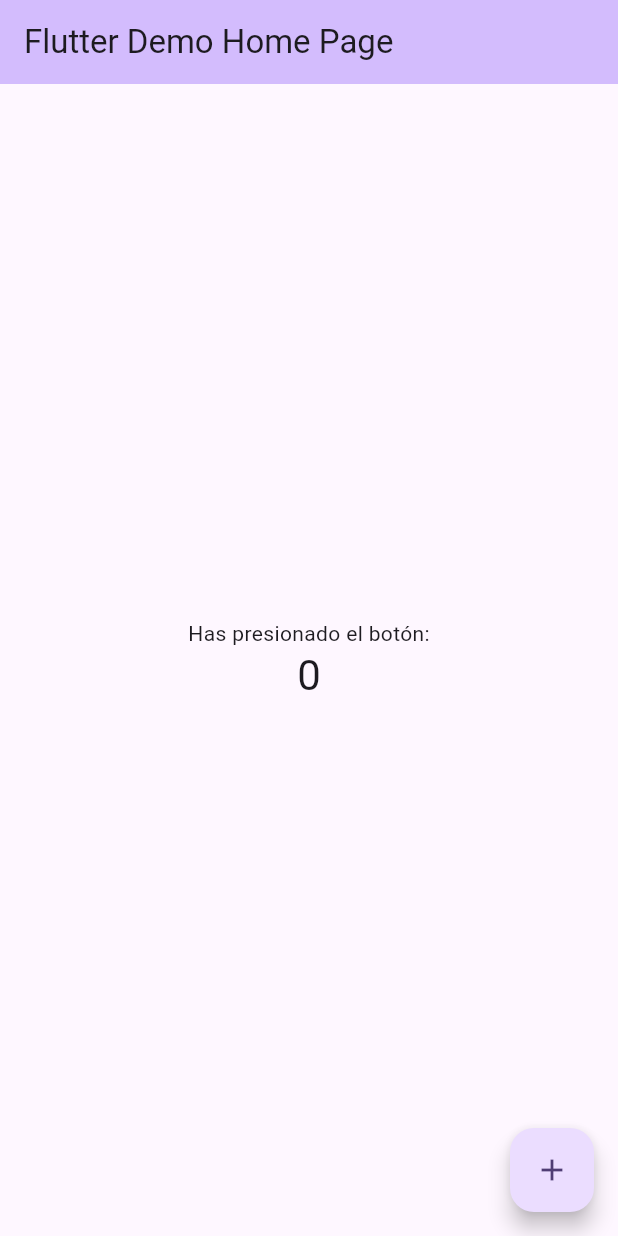
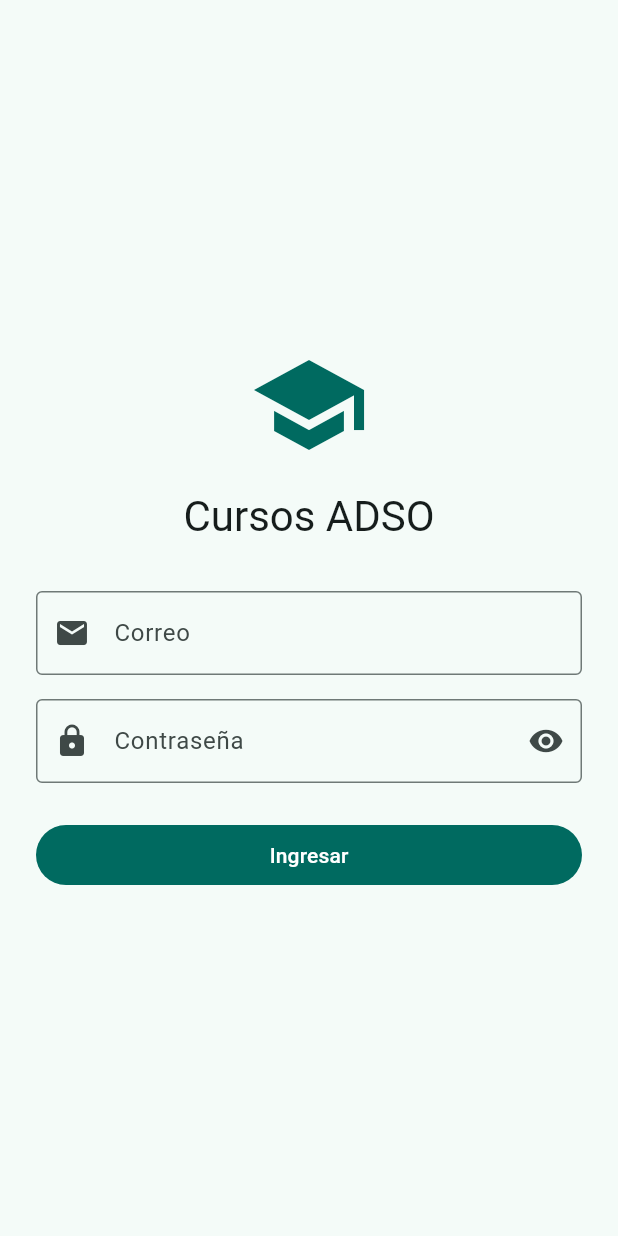
Before and after one commit to TeeJooTaa/mi_primera_app, a Flutter app: the screen it shows after launch, on a phone screen of 412 x 824 dp. Run offline on Flutter 3.47's test engine with Material 3 defaults, Android fonts, the phone set to English and light mode, and no system bars.

Commit message:
Vista 1: inicio de sesion.

```diff
--- a/lib/main.dart
+++ b/lib/main.dart
@@ -1,122 +1,23 @@
-import 'package:material_ui/material_ui.dart';
+import 'package:flutter/material.dart';
+import 'views/login_view.dart';
 
 void main() {
-  runApp(const MyApp());
+  runApp(const MiApp());
 }
 
-class MyApp extends StatelessWidget {
-  const MyApp({super.key});
+class MiApp extends StatelessWidget {
+  const MiApp({super.key});
 
-  // This widget is the root of your application.
   @override
   Widget build(BuildContext context) {
     return MaterialApp(
-      title: 'Flutter Demo',
+      title: 'Cursos ADSO',
+      debugShowCheckedModeBanner: false,
       theme: ThemeData(
-        // This is the theme of your application.
-        //
-        // TRY THIS: Try running your application with "flutter run". You'll see
-        // the application has a purple toolbar. Then, without quitting the app,
-        // try changing the seedColor in the colorScheme below to Colors.green
-        // and then invoke "hot reload" (save your changes or press the "hot
-        // reload" button in a Flutter-supported IDE, or press "r" if you used
-        // the command line to start the app).
-        //
-        // Notice that the counter didn't reset back to zero; the application
-        // state is not lost during the reload. To reset the state, use hot
-        // restart instead.
-        //
-        // This works for code too, not just values: Most code changes can be
-        // tested with just a hot reload.
-        colorScheme: .fromSeed(seedColor: Colors.deepPurple),
+        colorScheme: ColorScheme.fromSeed(seedColor: Colors.teal),
+        useMaterial3: true,
       ),
-      home: const MyHomePage(title: 'Flutter Demo Home Page'),
+      home: const LoginView(),
     );
   }
 }
-
-class MyHomePage extends StatefulWidget {
-  const MyHomePage({super.key, required this.title});
-
-  // This widget is the home page of your application. It is stateful, meaning
-  // that it has a State object (defined below) that contains fields that affect
-  // how it looks.
-
-  // This class is the configuration for the state. It holds the values (in this
-  // case the title) provided by the parent (in this case the App widget) and
-  // used by the build method of the State. Fields in a Widget subclass are
-  // always marked "final".
-
-  final String title;
-
-  @override
-  State<MyHomePage> createState() => _MyHomePageState();
-}
-
-class _MyHomePageState extends State<MyHomePage> {
-  int _counter = 0;
-
-  void _incrementCounter() {
-    setState(() {
-      // This call to setState tells the Flutter framework that something has
-      // changed in this State, which causes it to rerun the build method below
-      // so that the display can reflect the updated values. If we changed
-      // _counter without calling setState(), then the build method would not be
-      // called again, and so nothing would appear to happen.
-      _counter++;
-    });
-  }
-
-  @override
-  Widget build(BuildContext context) {
-    // This method is rerun every time setState is called, for instance as done
-    // by the _incrementCounter method above.
-    //
-    // The Flutter framework has been optimized to make rerunning build methods
-    // fast, so that you can just rebuild anything that needs updating rather
-    // than having to individually change instances of widgets.
-    return Scaffold(
-      appBar: AppBar(
-        // TRY THIS: Try changing the color here to a specific color (to
-        // Colors.amber, perhaps?) and trigger a hot reload to see the AppBar
-        // change color while the other colors stay the same.
-        backgroundColor: Theme.of(context).colorScheme.inversePrimary,
-        // Here we take the value from the MyHomePage object that was created by
-        // the App.build method, and use it to set our appbar title.
-        title: Text(widget.title),
-      ),
-      body: Center(
-        // Center is a layout widget. It takes a single child and positions it
-        // in the middle of the parent.
-        child: Column(
-          // Column is also a layout widget. It takes a list of children and
-          // arranges them vertically. By default, it sizes itself to fit its
-          // children horizontally, and tries to be as tall as its parent.
-          //
-          // Column has various properties to control how it sizes itself and
-          // how it positions its children. Here we use mainAxisAlignment to
-          // center the children vertically; the main axis here is the vertical
-          // axis because Columns are vertical (the cross axis would be
-          // horizontal).
-          //
-          // TRY THIS: Invoke "debug painting" (choose the "Toggle Debug Paint"
-          // action in the IDE, or press "p" in the console), to see the
-          // wireframe for each widget.
-          mainAxisAlignment: .center,
-          children: [
-            const Text('Has presionado el botón:'),
-            Text(
-              '$_counter',
-              style: Theme.of(context).textTheme.headlineMedium,
-            ),
-          ],
-        ),
-      ),
-      floatingActionButton: FloatingActionButton(
-        onPressed: _incrementCounter,
-        tooltip: 'Increment',
-        child: const Icon(Icons.add),
-      ),
-    );
-  }
-}
--- /dev/null
+++ b/lib/views/login_view.dart
@@ -0,0 +1,119 @@
+import 'package:flutter/material.dart';
+import 'home_view.dart';
+
+class LoginView extends StatefulWidget {
+  const LoginView({super.key});
+
+  @override
+  State<LoginView> createState() => _LoginViewState();
+}
+
+class _LoginViewState extends State<LoginView> {
+  final _formKey = GlobalKey<FormState>();
+  final _correoCtrl = TextEditingController();
+  final _claveCtrl = TextEditingController();
+  bool _ocultarClave = true;
+
+  @override
+  void dispose() {
+    _correoCtrl.dispose();
+    _claveCtrl.dispose();
+    super.dispose();
+  }
+
+  void _ingresar() {
+    if (_formKey.currentState!.validate()) {
+      Navigator.pushReplacement(
+        context,
+        MaterialPageRoute(
+          builder: (context) => HomeView(usuario: _correoCtrl.text.trim()),
+        ),
+      );
+    }
+  }
+
+  @override
+  Widget build(BuildContext context) {
+    return Scaffold(
+      body: SafeArea(
+        child: Center(
+          child: SingleChildScrollView(
+            padding: const EdgeInsets.all(24),
+            child: Form(
+              key: _formKey,
+              child: Column(
+                mainAxisSize: MainAxisSize.min,
+                crossAxisAlignment: CrossAxisAlignment.stretch,
+                children: [
+                  Icon(
+                    Icons.school,
+                    size: 80,
+                    color: Theme.of(context).colorScheme.primary,
+                  ),
+                  const SizedBox(height: 16),
+                  Text(
+                    'Cursos ADSO',
+                    textAlign: TextAlign.center,
+                    style: Theme.of(context).textTheme.headlineMedium,
+                  ),
+                  const SizedBox(height: 32),
+                  TextFormField(
+                    controller: _correoCtrl,
+                    keyboardType: TextInputType.emailAddress,
+                    decoration: const InputDecoration(
+                      labelText: 'Correo',
+                      prefixIcon: Icon(Icons.email),
+                      border: OutlineInputBorder(),
+                    ),
+                    validator: (valor) {
+                      if (valor == null || valor.trim().isEmpty) {
+                        return 'Escriba su correo';
+                      }
+                      if (!valor.contains('@')) {
+                        return 'El correo debe contener @';
+                      }
+                      return null;
+                    },
+                  ),
+                  const SizedBox(height: 16),
+                  TextFormField(
+                    controller: _claveCtrl,
+                    obscureText: _ocultarClave,
+                    decoration: InputDecoration(
+                      labelText: 'Contraseña',
+                      prefixIcon: const Icon(Icons.lock),
+                      border: const OutlineInputBorder(),
+                      suffixIcon: IconButton(
+                        icon: Icon(
+                          _ocultarClave
+                              ? Icons.visibility
+                              : Icons.visibility_off,
+                        ),
+                        onPressed: () {
+                          setState(() {
+                            _ocultarClave = !_ocultarClave;
+                          });
+                        },
+                      ),
+                    ),
+                    validator: (valor) {
+                      if (valor == null || valor.length < 6) {
+                        return 'Mínimo 6 caracteres';
+                      }
+                      return null;
+                    },
+                  ),
+                  const SizedBox(height: 24),
+                  FilledButton(
+                    onPressed: _ingresar,
+                    child: const Text('Ingresar'),
+                  ),
+                ],
+              ),
+            ),
+          ),
+        ),
+      ),
+    );
+  }
+}
```
Also changed, not shown: lib/models/curso.dart (added, +47 -0 lines), lib/views/home_view.dart (added, +14 -0 lines), lib/views/detail_view.dart (added), 1 other file.
